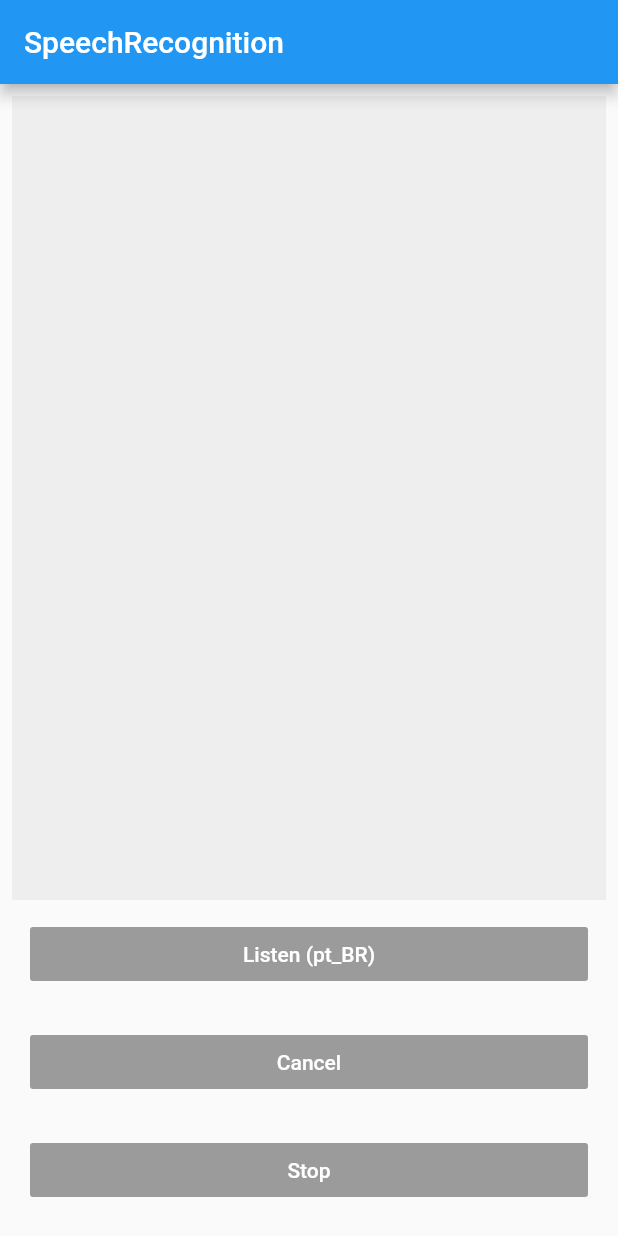
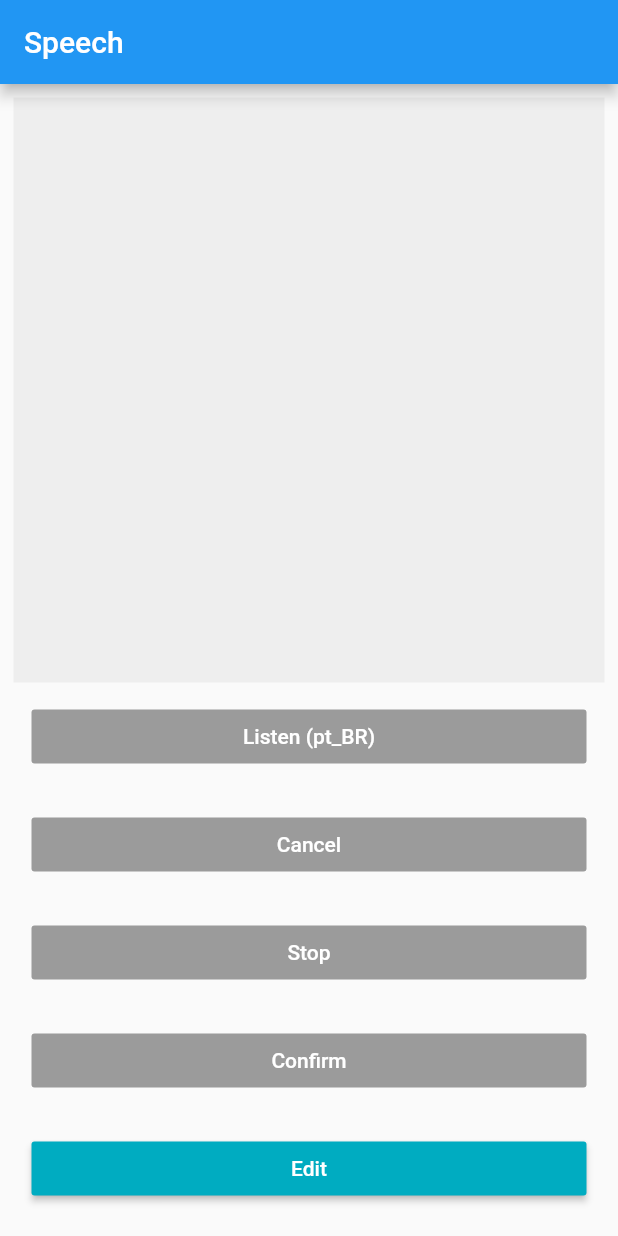
Before and after one commit to OsmanBrito/Speech-flutter, a Flutter app: the screen it shows after launch, on a phone screen of 412 x 824 dp. Run offline on Flutter 3.47's test engine with Material 2 defaults, Android fonts, the phone set to English and light mode, and no system bars; missing offline and left inert: speech_recognition.

Commit message:
Mostra o resultado do audio em um textfield para edição

```diff
--- a/lib/main.dart
+++ b/lib/main.dart
@@ -1,71 +1,85 @@
 import 'package:flutter/material.dart';
 import 'package:speech_recognition/speech_recognition.dart';
+import 'package:teste_speech/second.dart';
 
 void main() {
-  runApp(new MyApp());
+  runApp(new MyAppLess());
+}
+
+class MyAppLess extends StatelessWidget {
+  @override
+  Widget build(BuildContext context) {
+    // TODO: implement build
+    return new MaterialApp(
+      home: HomePage(),
+    );
+  }
+}
+
+class HomePage extends StatelessWidget {
+  @override
+  Widget build(BuildContext context) {
+    return new Scaffold(
+      appBar: new AppBar(
+        title: new Text('Speech'),
+      ),
+      body: MyApp(),
+    );
+  }
 }
 
 class MyApp extends StatefulWidget {
   @override
-  _MyAppState createState() => new _MyAppState();
+  State<StatefulWidget> createState() {
+    return _MyAppState();
+  }
 }
 
 class _MyAppState extends State<MyApp> {
   SpeechRecognition _speech;
 
+  bool _isListening = false;
   bool _speechRecognitionAvailable = false;
-  bool _isListening = false;
-
   String transcription = '';
-
   String _currentLocale = 'pt_BR';
 
   @override
-  initState() {
+  void initState() {
     super.initState();
     activateSpeechRecognizer();
   }
 
-  // Platform messages are asynchronous, so we initialize in an async method.
   void activateSpeechRecognizer() {
-    print('_MyAppState.activateSpeechRecognizer... ');
     _speech = new SpeechRecognition();
     _speech.setAvailabilityHandler(onSpeechAvailability);
     _speech.setCurrentLocaleHandler(onCurrentLocale);
+    _speech.setRecognitionCompleteHandler(onRecognitionComplete);
+    _speech.setRecognitionResultHandler(onRecognitionResult);
     _speech.setRecognitionStartedHandler(onRecognitionStarted);
-    _speech.setRecognitionResultHandler(onRecognitionResult);
-    _speech.setRecognitionCompleteHandler(onRecognitionComplete);
-    _speech
-        .activate()
-        .then((res) => setState(() => _speechRecognitionAvailable = res));
+    _speech.activate().then((res) => _speechRecognitionAvailable = res);
   }
 
   @override
   Widget build(BuildContext context) {
-    return new MaterialApp(
-      home: new Scaffold(
-        appBar: new AppBar(
-          title: new Text('SpeechRecognition'),
-        ),
-        body: new Padding(
-            padding: new EdgeInsets.all(8.0),
+    return new Container(
+      child: new Padding(
+        padding: new EdgeInsets.all(9.0),
         child: new Center(
           child: new Column(
             mainAxisSize: MainAxisSize.min,
             crossAxisAlignment: CrossAxisAlignment.stretch,
-                children: [
+            children: <Widget>[
               new Expanded(
                   child: new Container(
                 padding: const EdgeInsets.all(8.0),
                 color: Colors.grey.shade200,
-                          child: new Text(transcription))),
+                child: new Text(transcription),
+              )),
               _buildButton(
                 onPressed: _speechRecognitionAvailable && !_isListening
                     ? () => start()
                     : null,
-                    label: _isListening
-                        ? 'Listening...'
-                        : 'Listen ($_currentLocale)',
+                label: _isListening ? 'Listening...' : 'Listen (pt_BR)',
               ),
               _buildButton(
                 onPressed: _isListening ? () => cancel() : null,
@@ -75,9 +89,26 @@ class _MyAppState extends State<MyApp> {
                 onPressed: _isListening ? () => stop() : null,
                 label: 'Stop',
               ),
+              _buildButton(
+                onPressed: _isListening ? () => confirm() : null,
+                label: 'Confirm',
+              ),
+              Padding(
+                  padding: new EdgeInsets.all(12.0),
+                  child: new RaisedButton(
+                    color: Colors.cyan.shade600,
+                    onPressed: () => Navigator.push(
+                          context,
+                          new MaterialPageRoute(
+                              builder: (context) => new SecondScreen(transcription))),
+                    child: new Text(
+                      'Edit',
+                      style: const TextStyle(color: Colors.white),
+                    ),
+                  ))
             ],
           ),
-            )),
+        ),
       ),
     );
   }
@@ -103,6 +134,17 @@ class _MyAppState extends State<MyApp> {
   void stop() =>
       _speech.stop().then((result) => setState(() => _isListening = result));
 
+  void confirm() => () {
+        print('CONFIRMADO!');
+      };
+
+  void edit(BuildContext contex) {
+    Navigator.push(
+      contex,
+      MaterialPageRoute(builder: (context) => SecondScreen(transcription)),
+    );
+  }
+
   void onSpeechAvailability(bool result) =>
       setState(() => _speechRecognitionAvailable = result);
 
```
Also changed, not shown: lib/second.dart (added, +29 -0 lines), 2 other files. Lines whose indentation alone changed are shown as unchanged.
